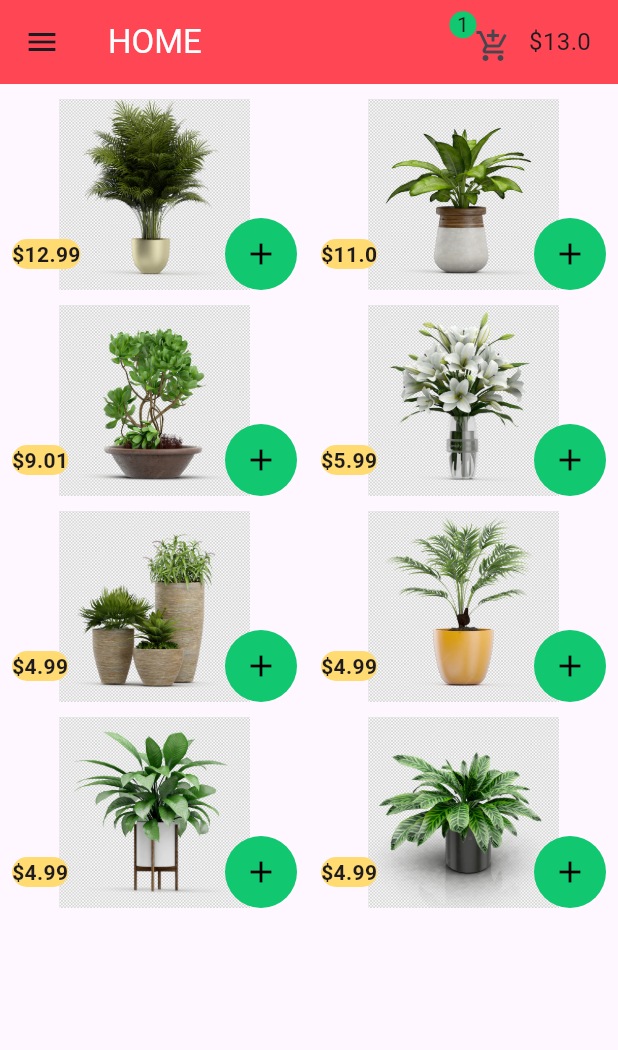
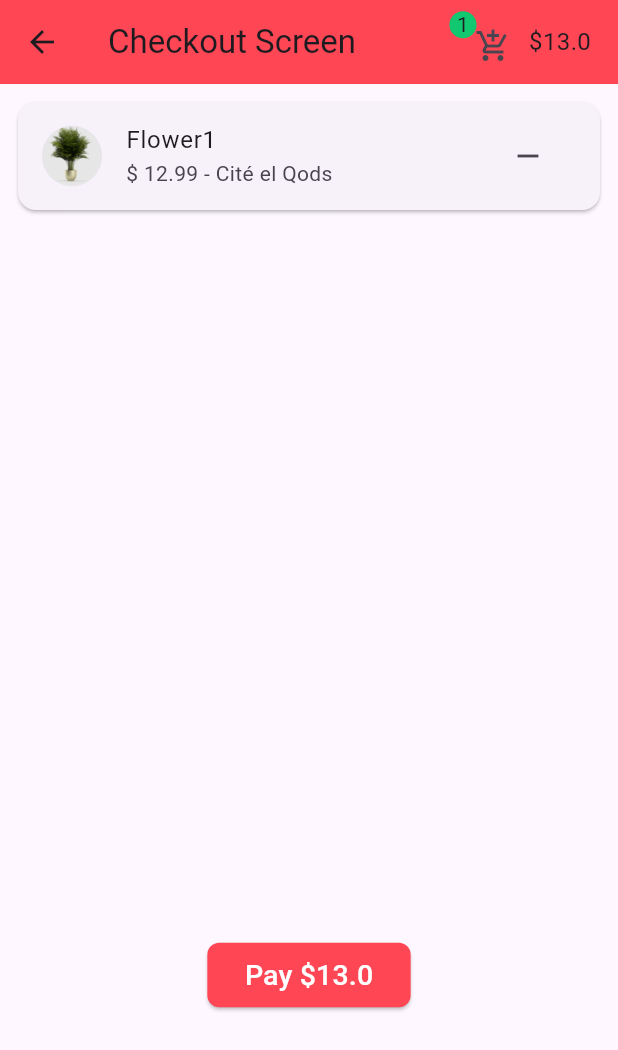
Before and after one commit to Diaf-Abderrahmane/flower_app, a Flutter app: the screen it shows after launch, after a tap on the "add" icon, after a tap on the "add shopping cart" icon, on a phone screen of 412 x 824 dp. Shown: the top 1050 px of the screen. Run offline on Flutter 3.47's test engine with Material 3 defaults, Android fonts, the phone set to English and light mode, and no system bars.

Commit message:
checkout screen - final design commit

```diff
--- a/lib/cart.dart
+++ b/lib/cart.dart
@@ -10,4 +10,10 @@ class Cart with ChangeNotifier {
     totalPrice += product.price.round();
     notifyListeners();
   }
+
+  remove(Item product) {
+    flowersInCart.remove(product);
+    totalPrice -= product.price.round();
+    notifyListeners();
+  }
 }
--- a/lib/main.dart
+++ b/lib/main.dart
@@ -1,6 +1,7 @@
 // ignore_for_file: prefer_const_constructors
 
 import 'package:flower_app/cart.dart';
+import 'package:flower_app/pages/checkout.dart';
 import 'package:flower_app/pages/details_screen.dart';
 import 'package:flower_app/pages/home.dart';
 import 'package:flower_app/pages/login.dart';
--- a/lib/model/item.dart
+++ b/lib/model/item.dart
@@ -4,17 +4,26 @@ class Item {
   String imgUrl;
   double price;
   String location;
+  String product;
 
-  Item({required this.imgUrl, required this.price, this.location = "hh"});
+  Item(
+      {required this.imgUrl,
+      required this.product,
+      required this.price,
+      this.location = "hh"});
 }
 
 List items = [
-  Item(imgUrl: "1.webp", price: 12.99, location: "Cité el Qods"),
-  Item(imgUrl: "2.webp", price: 11.00, location: "Annaba"),
-  Item(imgUrl: "3.webp", price: 9.01, location: "El bouni"),
-  Item(imgUrl: "4.webp", price: 5.99),
-  Item(imgUrl: "5.webp", price: 4.99),
-  Item(imgUrl: "6.webp", price: 4.99),
-  Item(imgUrl: "7.webp", price: 4.99),
-  Item(imgUrl: "8.webp", price: 4.99),
+  Item(
+      imgUrl: "1.webp",
+      product: "Flower1",
+      price: 12.99,
+      location: "Cité el Qods"),
+  Item(imgUrl: "2.webp", product: "Flower2", price: 11.00, location: "Annaba"),
+  Item(imgUrl: "3.webp", product: "Flower3", price: 9.01, location: "El bouni"),
+  Item(imgUrl: "4.webp", product: "Flower4", price: 5.99),
+  Item(imgUrl: "5.webp", product: "Flower5", price: 4.99),
+  Item(imgUrl: "6.webp", product: "Flower6", price: 4.99),
+  Item(imgUrl: "7.webp", product: "Flower7", price: 4.99),
+  Item(imgUrl: "8.webp", product: "Flower8", price: 4.99),
 ];
--- /dev/null
+++ b/lib/pages/checkout.dart
@@ -0,0 +1,69 @@
+// ignore_for_file: prefer_const_constructors, prefer_const_literals_to_create_immutables
+
+import 'package:flower_app/cart.dart';
+import 'package:flower_app/shared%20widgets/appbar.dart';
+import 'package:flower_app/shared%20widgets/colors.dart';
+import 'package:flutter/material.dart';
+import 'package:provider/provider.dart';
+
+class CheckOut extends StatelessWidget {
+  const CheckOut({super.key});
+
+  @override
+  Widget build(BuildContext context) {
+    final cart = Provider.of<Cart>(context);
+
+    return Scaffold(
+      appBar: AppBar(
+        title: Text("Checkout Screen"),
+        backgroundColor: valRed,
+        actions: [
+          ProductsAndPrice(),
+        ],
+      ),
+      body: Column(
+        children: [
+          SizedBox(
+            height: 550,
+            child: ListView.builder(
+                padding: const EdgeInsets.all(8),
+                itemCount: cart.flowersInCart.length,
+                itemBuilder: (BuildContext context, int index) {
+                  return Card(
+                    child: ListTile(
+                      title: Text("${cart.flowersInCart[index].product}"),
+                      subtitle: Text(
+                          "\$ ${cart.flowersInCart[index].price} - ${cart.flowersInCart[index].location}"),
+                      leading: CircleAvatar(
+                        backgroundImage: AssetImage(
+                            "assets/img/${cart.flowersInCart[index].imgUrl}"),
+                      ),
+                      trailing: IconButton(
+                          onPressed: () {
+                            cart.remove(cart.flowersInCart[index]);
+                          },
+                          icon: Icon(Icons.remove)),
+                    ),
+                  );
+                }),
+          ),
+          SizedBox(height: 20),
+          ElevatedButton(
+            onPressed: () {},
+            child: Text(
+              "Pay \$${cart.totalPrice}",
+              style: TextStyle(fontSize: 19, color: Colors.white),
+            ),
+            style: ButtonStyle(
+                backgroundColor: MaterialStateProperty.all(valRed),
+                padding: MaterialStateProperty.all(
+                  EdgeInsets.fromLTRB(25, 8, 25, 8),
+                ),
+                shape: MaterialStateProperty.all(RoundedRectangleBorder(
+                    borderRadius: BorderRadius.circular(8)))),
+          ),
+        ],
+      ),
+    );
+  }
+}
--- a/lib/pages/details_screen.dart
+++ b/lib/pages/details_screen.dart
@@ -1,6 +1,7 @@
 // ignore_for_file: prefer_const_literals_to_create_immutables, prefer_const_constructors
 
 import 'package:flower_app/model/item.dart';
+import 'package:flower_app/shared%20widgets/appbar.dart';
 import 'package:flower_app/shared%20widgets/colors.dart';
 import 'package:flutter/material.dart';
 
@@ -123,26 +124,7 @@ class _DetailsState extends State<Details> {
         ),
         backgroundColor: valRed,
         actions: [
-          Stack(children: [
-            Container(
-              child: Text("8",
-                  style: TextStyle(color: Colors.white, fontSize: 16)),
-              padding: EdgeInsets.all(5),
-              decoration: BoxDecoration(color: valBlue, shape: BoxShape.circle),
-            ),
-            Padding(
-              padding: const EdgeInsets.fromLTRB(5, 5, 0, 0),
-              child: IconButton(
-                  onPressed: () {}, icon: Icon(Icons.add_shopping_cart)),
-            )
-          ]),
-          Padding(
-            padding: const EdgeInsets.only(right: 18),
-            child: Text(
-              "\$13",
-              style: TextStyle(fontSize: 16),
-            ),
-          ),
+          ProductsAndPrice(),
         ],
       ),
     );
--- a/lib/pages/home.dart
+++ b/lib/pages/home.dart
@@ -3,6 +3,7 @@
 import 'package:flower_app/cart.dart';
 import 'package:flower_app/model/item.dart';
 import 'package:flower_app/pages/details_screen.dart';
+import 'package:flower_app/shared%20widgets/appbar.dart';
 import 'package:flower_app/shared%20widgets/colors.dart';
 import 'package:flutter/material.dart';
 import 'package:provider/provider.dart';
@@ -43,7 +44,7 @@ class Home extends StatelessWidget {
                       bottom: 0,
                       // cliprect to add curve
                       child: ClipRRect(
-                          borderRadius: BorderRadius.circular(0),
+                          borderRadius: BorderRadius.circular(40),
                           child:
                               Image.asset("assets/img/${items[index].imgUrl}")),
                     ),
@@ -135,31 +136,7 @@ class Home extends StatelessWidget {
           ),
           backgroundColor: valRed,
           actions: [
-            Row(children: [
-              Stack(children: [
-                Container(
-                  child: Text("${cart.flowersInCart.length}"),
-                  // Text(,
-                  //     style: TextStyle(color: Colors.white, fontSize: 16)
-                  //     ),
-                  padding: EdgeInsets.all(5),
-                  decoration:
-                      BoxDecoration(color: valBlue, shape: BoxShape.circle),
-                ),
-                Padding(
-                  padding: const EdgeInsets.fromLTRB(5, 5, 0, 0),
-                  child: IconButton(
-                      onPressed: () {}, icon: Icon(Icons.add_shopping_cart)),
-                )
-              ]),
-              Padding(
-                padding: const EdgeInsets.only(right: 18),
-                child: Text(
-                  "\$${cart.totalPrice}",
-                  style: TextStyle(fontSize: 16),
-                ),
-              ),
-            ]),
+            ProductsAndPrice(),
           ],
         ),
       ),
--- /dev/null
+++ b/lib/shared widgets/appbar.dart
@@ -0,0 +1,45 @@
+// ignore_for_file: prefer_const_constructors
+
+import 'package:flower_app/cart.dart';
+import 'package:flower_app/pages/checkout.dart';
+import 'package:flower_app/shared%20widgets/colors.dart';
+import 'package:flutter/material.dart';
+import 'package:provider/provider.dart';
+
+class ProductsAndPrice extends StatelessWidget {
+  const ProductsAndPrice({super.key});
+
+  @override
+  Widget build(BuildContext context) {
+    final cart = Provider.of<Cart>(context);
+
+    return Row(children: [
+      Stack(children: [
+        Container(
+          child: Text("${cart.flowersInCart.length}"),
+          // Text(,
+          //     style: TextStyle(color: Colors.white, fontSize: 16)
+          //     ),
+          padding: EdgeInsets.all(5),
+          decoration: BoxDecoration(color: valBlue, shape: BoxShape.circle),
+        ),
+        Padding(
+          padding: const EdgeInsets.fromLTRB(5, 5, 0, 0),
+          child: IconButton(
+              onPressed: () {
+                Navigator.push(context,
+                    MaterialPageRoute(builder: (context) => CheckOut()));
+              },
+              icon: Icon(Icons.add_shopping_cart)),
+        )
+      ]),
+      Padding(
+        padding: const EdgeInsets.only(right: 18),
+        child: Text(
+          "\$${cart.totalPrice}",
+          style: TextStyle(fontSize: 16),
+        ),
+      ),
+    ]);
+  }
+}
```
